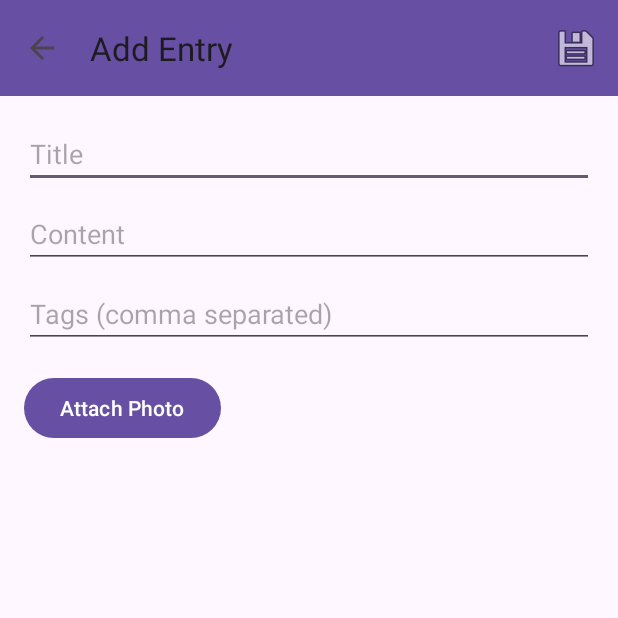
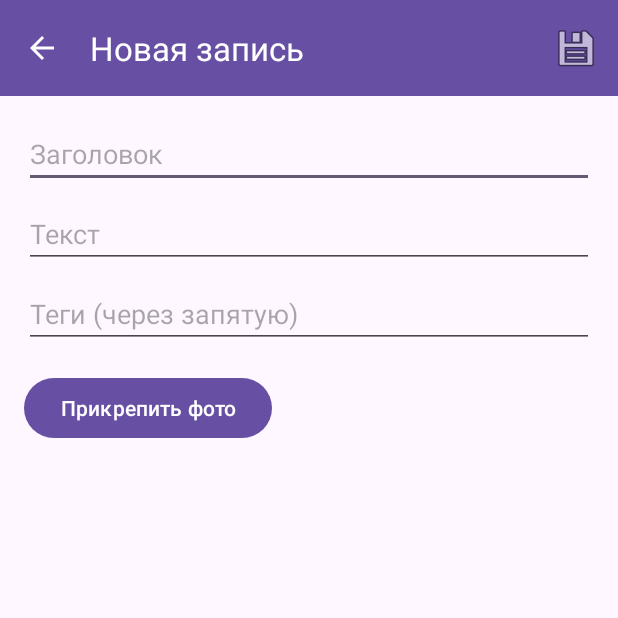
Before and after one commit to Ezu46/Zapiskiii, an Android app: the screen it shows after launch (AddEditEntryActivity), after a tap on an icon or button, on a phone screen of 412 x 824 dp, the top half of it. Run offline under Robolectric (Android 15) with nearby library versions, the phone set to English and light mode, and no system bars; our stand-ins replace Room's generated code.

Commit message:
teper ready

```diff
--- a/app/build.gradle.kts
+++ b/app/build.gradle.kts
@@ -7,12 +7,12 @@ val lifecycle_version = "2.8.1"
 
 android {
     namespace = "com.example.zapiskiii"
-    compileSdk = 34
+    compileSdk = 35
 
     defaultConfig {
         applicationId = "com.example.zapiskiii"
         minSdk = 24
-        targetSdk = 34
+        targetSdk = 35
         versionCode = 1
         versionName = "1.0"
 
--- a/app/src/main/java/com/example/zapiskiii/AddEditEntryActivity.java
+++ b/app/src/main/java/com/example/zapiskiii/AddEditEntryActivity.java
@@ -53,7 +53,7 @@ public class AddEditEntryActivity extends AppCompatActivity {
 
         Intent intent = getIntent();
         if (intent.hasExtra(EXTRA_ID)) {
-            setTitle("Edit Entry");
+            setTitle(getString(R.string.edit_entry));
             currentEntryId = intent.getIntExtra(EXTRA_ID, -1);
             diaryViewModel.getEntryById(currentEntryId).observe(this, entry -> {
                 if (entry != null) {
@@ -68,7 +68,7 @@ public class AddEditEntryActivity extends AppCompatActivity {
                 }
             });
         } else {
-            setTitle("Add Entry");
+            setTitle(getString(R.string.add_entry));
         }
 
         buttonAttachPhoto.setOnClickListener(v -> openFileChooser());
@@ -97,7 +97,7 @@ public class AddEditEntryActivity extends AppCompatActivity {
         String tags = editTextTags.getText().toString();
 
         if (title.trim().isEmpty() || content.trim().isEmpty()) {
-            Toast.makeText(this, "Please insert a title and content", Toast.LENGTH_SHORT).show();
+            Toast.makeText(this, getString(R.string.fill_title_content), Toast.LENGTH_SHORT).show();
             return;
         }
 
--- a/app/src/main/java/com/example/zapiskiii/ui/adapter/DiaryEntryAdapter.java
+++ b/app/src/main/java/com/example/zapiskiii/ui/adapter/DiaryEntryAdapter.java
@@ -35,7 +35,7 @@ public class DiaryEntryAdapter extends ListAdapter<DiaryEntry, DiaryEntryAdapter
         if (idx == 0) fontSizeSp = 14;
         else if (idx == 1) fontSizeSp = 16;
         else if (idx == 2) fontSizeSp = 20;
-        notifyDataSetChanged();
+        submitList(getCurrentList());
     }
 
     private static final DiffUtil.ItemCallback<DiaryEntry> DIFF_CALLBACK = new DiffUtil.ItemCallback<DiaryEntry>() {
--- a/app/src/main/res/layout/activity_add_edit_entry.xml
+++ b/app/src/main/res/layout/activity_add_edit_entry.xml
@@ -35,7 +35,7 @@
                 android:id="@+id/edit_text_title"
                 android:layout_width="match_parent"
                 android:layout_height="wrap_content"
-                android:hint="Title"
+                android:hint="@string/title_hint"
                 android:inputType="textCapSentences" />
 
             <EditText
@@ -43,7 +43,7 @@
                 android:layout_width="match_parent"
                 android:layout_height="wrap_content"
                 android:layout_marginTop="8dp"
-                android:hint="Content"
+                android:hint="@string/content_hint"
                 android:inputType="textMultiLine" />
 
             <EditText
@@ -51,7 +51,7 @@
                 android:layout_width="match_parent"
                 android:layout_height="wrap_content"
                 android:layout_marginTop="8dp"
-                android:hint="Tags (comma separated)"
+                android:hint="@string/tags_hint"
                 android:inputType="text" />
 
             <Button
@@ -59,7 +59,7 @@
                 android:layout_width="wrap_content"
                 android:layout_height="wrap_content"
                 android:layout_marginTop="16dp"
-                android:text="Attach Photo" />
+                android:text="@string/attach_photo" />
 
             <ImageView
                 android:id="@+id/image_view_photo"
--- a/app/src/main/res/menu/add_edit_entry_menu.xml
+++ b/app/src/main/res/menu/add_edit_entry_menu.xml
@@ -4,10 +4,10 @@
     <item
         android:id="@+id/action_save"
         android:icon="@android:drawable/ic_menu_save"
-        android:title="Save"
+        android:title="@string/save"
         app:showAsAction="ifRoom|withText" />
     <item
         android:id="@+id/action_delete"
-        android:title="Delete"
+        android:title="@string/delete"
         app:showAsAction="never" />
 </menu>
--- a/app/src/main/res/menu/main_menu.xml
+++ b/app/src/main/res/menu/main_menu.xml
@@ -4,17 +4,17 @@
     <item
         android:id="@+id/action_search"
         android:icon="@android:drawable/ic_menu_search"
-        android:title="Search"
+        android:title="@string/search"
         app:showAsAction="ifRoom|collapseActionView"
         app:actionViewClass="androidx.appcompat.widget.SearchView" />
     <item
         android:id="@+id/action_sort"
         android:icon="@android:drawable/ic_menu_sort_by_size"
-        android:title="Sort"
+        android:title="@string/sort"
         app:showAsAction="never" />
     <item
         android:id="@+id/action_settings"
         android:icon="@android:drawable/ic_menu_preferences"
-        android:title="Settings"
+        android:title="@string/settings"
         app:showAsAction="never" />
 </menu>
--- a/app/src/main/res/values/strings.xml
+++ b/app/src/main/res/values/strings.xml
@@ -1,3 +1,33 @@
 <resources>
     <string name="app_name">Zapiskiii</string>
+    <!-- Main menu -->
+    <string name="search">Поиск</string>
+    <string name="sort">Сортировка</string>
+    <string name="settings">Настройки</string>
+    <string name="entry_deleted">Запись удалена</string>
+    <string name="sort_title">Сортировка</string>
+    <string name="sort_by_date_new">По дате (новые)</string>
+    <string name="sort_by_date_old">По дате (старые)</string>
+    <string name="sort_by_title_az">По заголовку (А-Я)</string>
+    <string name="sort_by_title_za">По заголовку (Я-А)</string>
+    <string name="cancel">Отмена</string>
+    <!-- Add/Edit Entry -->
+    <string name="add_entry">Новая запись</string>
+    <string name="edit_entry">Редактировать запись</string>
+    <string name="title_hint">Заголовок</string>
+    <string name="content_hint">Текст</string>
+    <string name="tags_hint">Теги (через запятую)</string>
+    <string name="attach_photo">Прикрепить фото</string>
+    <string name="save">Сохранить</string>
+    <string name="delete">Удалить</string>
+    <string name="fill_title_content">Пожалуйста, введите заголовок и текст</string>
+    <!-- Settings -->
+    <string name="theme">Тема</string>
+    <string name="theme_system">Системная</string>
+    <string name="theme_light">Светлая</string>
+    <string name="theme_dark">Тёмная</string>
+    <string name="font_size">Размер шрифта</string>
+    <string name="font_small">Маленький</string>
+    <string name="font_medium">Средний</string>
+    <string name="font_large">Большой</string>
 </resources>
--- a/app/src/main/res/values/themes.xml
+++ b/app/src/main/res/values/themes.xml
@@ -6,4 +6,8 @@
     </style>
 
     <style name="Theme.Zapiskiii" parent="Base.Theme.Zapiskiii" />
+
+    <!-- Fix for missing overlays -->
+    <style name="Theme.Zapiskiii.AppBarOverlay" parent="ThemeOverlay.AppCompat.Dark.ActionBar" />
+    <style name="Theme.Zapiskiii.PopupOverlay" parent="ThemeOverlay.AppCompat.Light" />
 </resources>
```
Also changed, not shown: app/src/main/java/com/example/zapiskiii/MainActivity.java (+11 -6 lines), app/src/main/res/layout/activity_settings.xml (+8 -8 lines).
